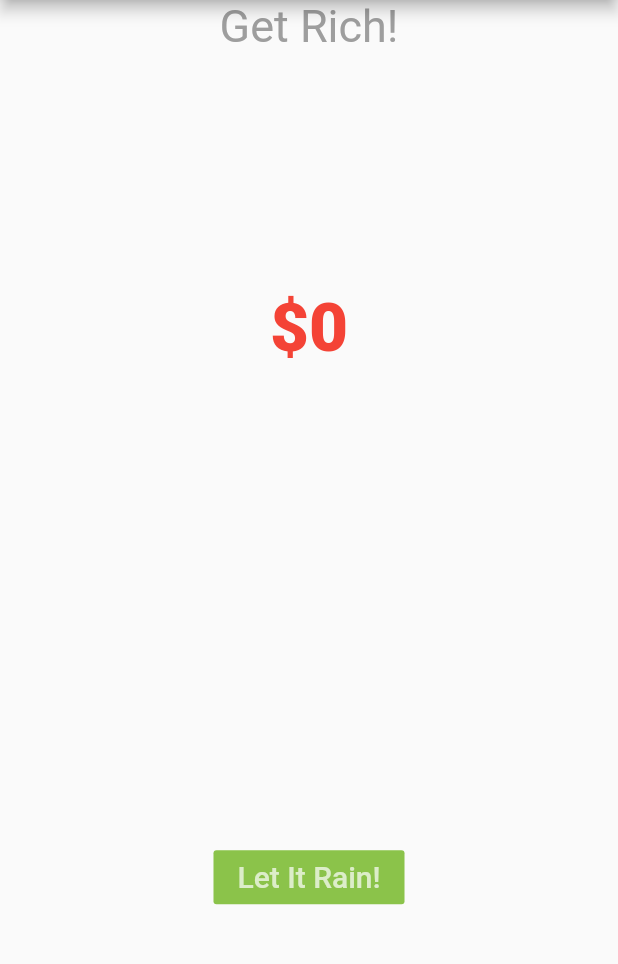
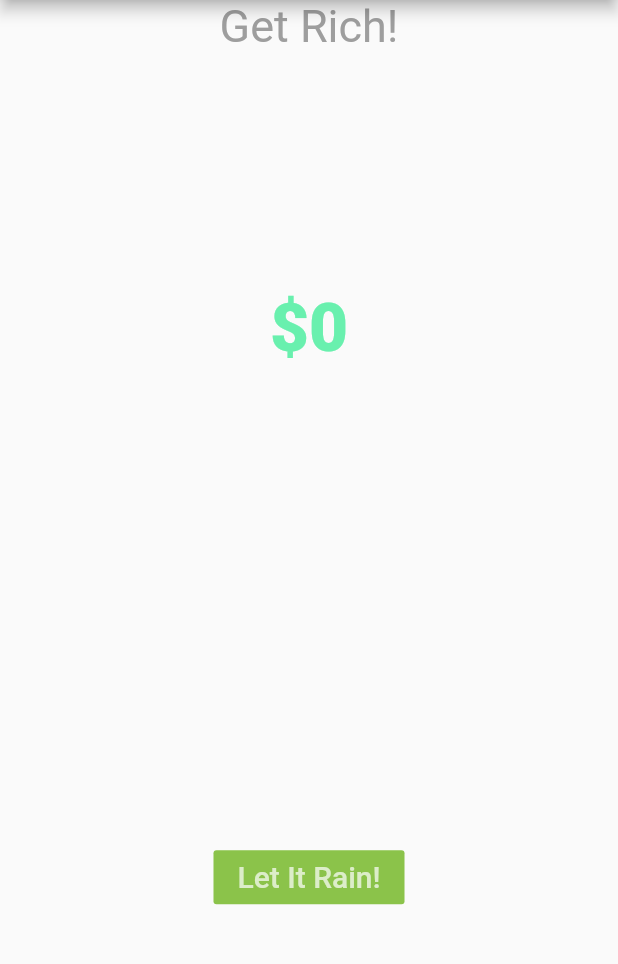
Before and after one commit to ashenmalaka/Flutter_Stateful_App-Make-It-Rain, a Flutter app: the screen it shows after launch, on a phone screen of 412 x 824 dp, the part 84-1048 px from its top. Run offline on Flutter 3.47's test engine with Material 2 defaults, Android fonts, the phone set to English and light mode, and no system bars.

Commit message:
Modified code

```diff
--- a/lib/ui/make_it_rain.dart
+++ b/lib/ui/make_it_rain.dart
@@ -45,7 +45,7 @@ class MakeItRainState extends State<MakeItRain> {
                 child: new Center(
                   child: new Text("\$$_moneyCounter",
                     style: new TextStyle(
-                      color: _moneyCounter > 2000 ? Colors.greenAccent : Colors.red,
+                      color: _moneyCounter > 2000 ? Colors.red : Colors.greenAccent,
                       fontSize: 45,
                       fontWeight: FontWeight.w800
                     ),
```
